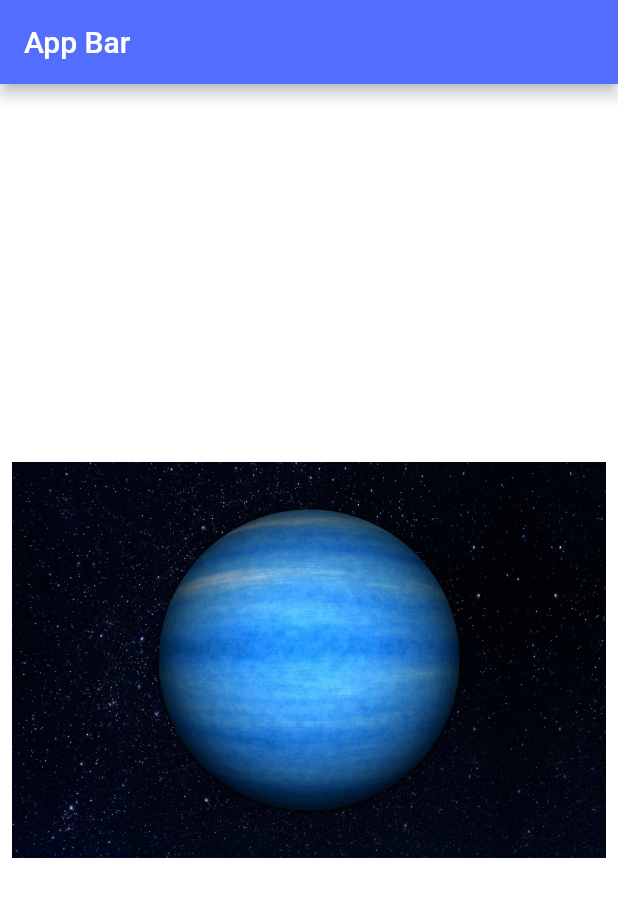
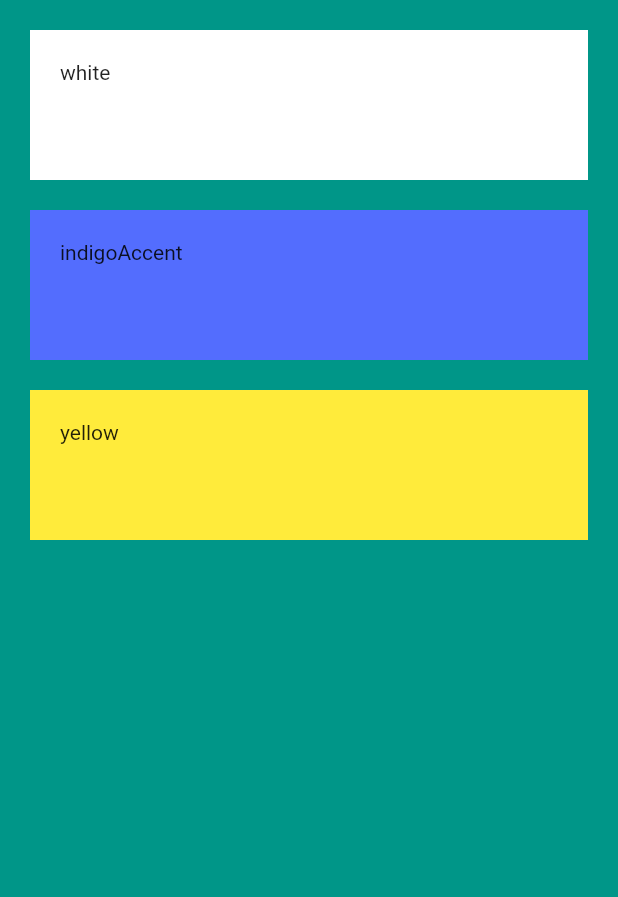
Before and after one commit to cemdrman/flutter-demo, a Flutter app: the screen it shows after launch, on a phone screen of 412 x 824 dp. Shown: the top 897 px of the screen. Run offline on Flutter 3.47's test engine with Material 2 defaults, Android fonts, the light colour scheme and no system bars.

Commit message:
safeArea, clildren with widget

```diff
--- a/lib/main.dart
+++ b/lib/main.dart
@@ -1,20 +1,49 @@
 import 'package:flutter/material.dart';
 
 void main() {
-  runApp(MaterialApp(
-      home: Scaffold(
-    backgroundColor: Colors.white,
-    appBar: AppBar(
-      title: Text("App Bar"),
-      backgroundColor: Colors.indigoAccent,
-    ),
-    body: Center(
-      child: Padding(
-        padding: const EdgeInsets.all(8.0),
-        child: Image(
-         image: AssetImage('images/planet.jpg')
-        ),
-      ),
-    ),
-  )));
+  runApp(MypApp() );
 }
+
+
+class MypApp extends StatelessWidget {
+  @override
+  Widget build(BuildContext context) {
+    return MaterialApp(
+        home: Scaffold(
+          backgroundColor: Colors.teal,
+          body: SafeArea(
+            child: Column(
+
+              crossAxisAlignment: CrossAxisAlignment.end,
+              children: <Widget>[
+                Container(
+                  height: 100,
+                  width: double.infinity,
+                  color: Colors.white,
+                  child: Text('white'),
+                  margin: EdgeInsets.fromLTRB(20, 20, 20, 0),
+                  padding: EdgeInsets.all(20.0),
+                ),
+                Container(
+                  height: 100,
+                  width: double.infinity,
+                  color: Colors.indigoAccent,
+                  child: Text('indigoAccent'),
+                  margin: EdgeInsets.fromLTRB(20, 20, 20, 0),
+                  padding: EdgeInsets.all(20.0),
+                ),
+                Container(
+                  height: 100,
+                  width: double.infinity,
+                  color: Colors.yellow,
+                  child: Text('yellow'),
+                  margin: EdgeInsets.fromLTRB(20, 20, 20, 0),
+                  padding: EdgeInsets.all(20.0),
+                ),
+              ],
+            ),
+          ),
+        )
+    );
+  }
+}
```
